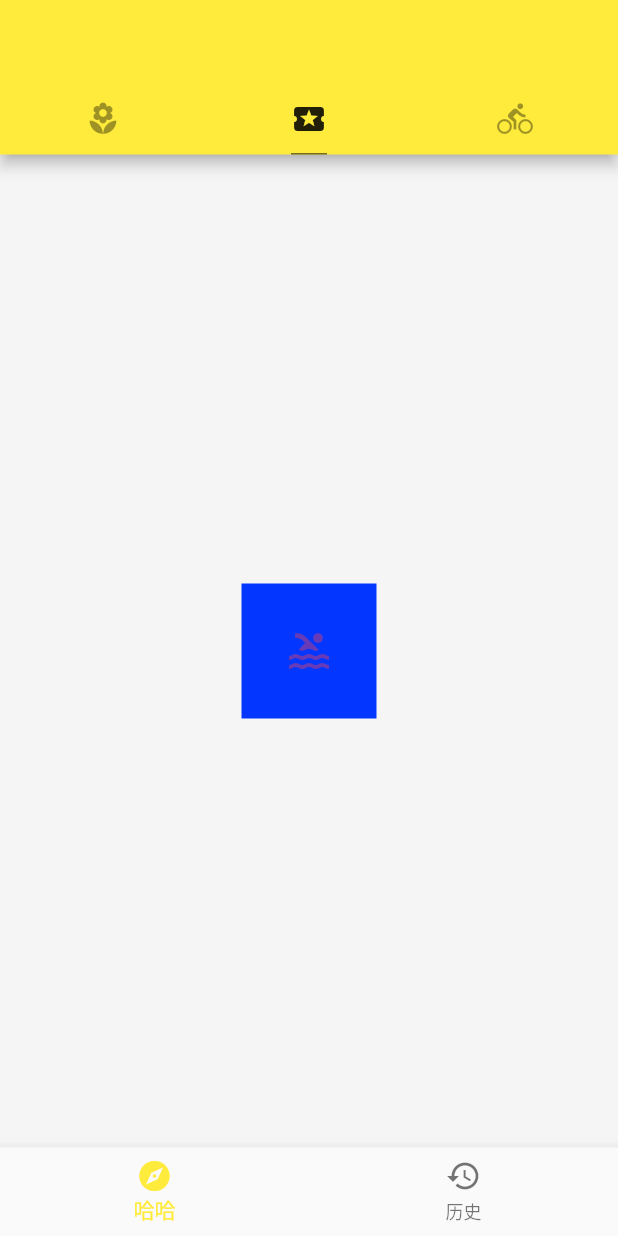
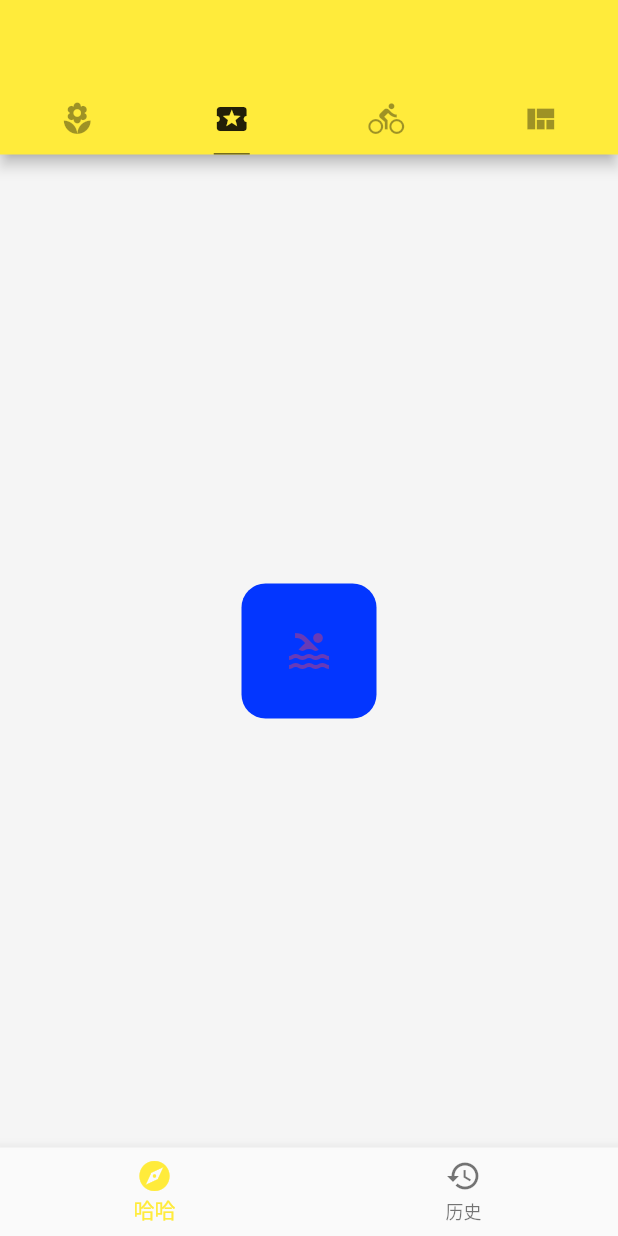
Before and after one commit to Kevinl7/flutter-learn, a Flutter app: the screen it shows after launch, tab 2 chosen, on a phone screen of 412 x 824 dp. Run offline on Flutter 3.47's test engine with Material 2 defaults, Android fonts, the phone set to English and light mode, and no system bars; network calls fail.

Commit message:
:art: keep learning

```diff
--- a/lib/demo/basic_demo.dart
+++ b/lib/demo/basic_demo.dart
@@ -26,9 +26,13 @@ class BasicDemo extends StatelessWidget {
             child: Icon(Icons.pool, size: 32, color: Colors.deepPurple,),
             padding: EdgeInsets.all(16.0),
             margin: EdgeInsets.all(16.0),
-            color: Color.fromRGBO(3, 54, 255, 1.0),
+           // color: Color.fromRGBO(3, 54, 255, 1.0),
             width: 90.0,
             height: 90.0,
+            decoration: BoxDecoration(
+              color: Color.fromRGBO(3, 54, 255, 1.0),
+              borderRadius: BorderRadius.circular(16.0)
+            ),
           )
         ],
       ),
--- /dev/null
+++ b/lib/demo/view_demo.dart
@@ -0,0 +1 @@
+import 'package:flutter/material.dart';
--- a/lib/main.dart
+++ b/lib/main.dart
@@ -2,6 +2,7 @@ import 'package:flutter/material.dart';
 import './demo/demo1.dart';
 import './demo/bottom_navgation_demo.dart';
 import './demo/basic_demo.dart';
+import './demo/view_demo.dart';
 
 void main() {
   runApp(App());
@@ -28,7 +29,7 @@ class Home extends StatelessWidget {
   @override
   Widget build(BuildContext context) {
     return DefaultTabController(
-      length: 3,
+      length: 4,
       child: Scaffold(
         backgroundColor: Colors.grey[100],
         appBar: AppBar(
@@ -40,7 +41,8 @@ class Home extends StatelessWidget {
             tabs: <Widget>[
               Tab(icon: Icon(Icons.local_florist)),
               Tab(icon: Icon(Icons.local_activity)),
-              Tab(icon: Icon(Icons.directions_bike))
+              Tab(icon: Icon(Icons.directions_bike)),
+              Tab(icon: Icon(Icons.view_quilt))
             ]
           ),
 
@@ -50,7 +52,8 @@ class Home extends StatelessWidget {
             ListViewDemo(),
             // Icon(Icons.local_activity, size: 128, color: Colors.black12),
             BasicDemo(),
-            Icon(Icons.directions_bike, size: 128, color: Colors.black12)
+            Icon(Icons.directions_bike, size: 128, color: Colors.black12),
+            ViewDemo(),
           ],
         ),
         bottomNavigationBar: BottomNavigationBarDemo(),
```
